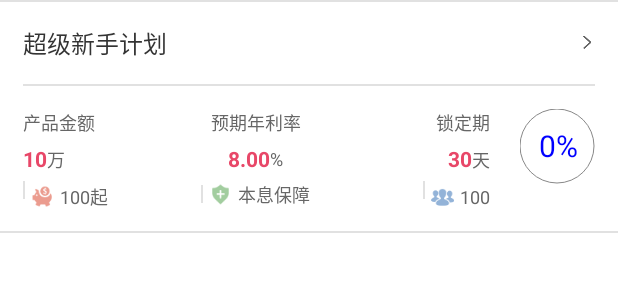
After one commit to ITLiuChuang/P2PInvest1020, an Android app: the layout adapter_invest_all.xml on its own in the app's theme, with its tools: preview values and no code run, on a phone screen of 412 x 824 dp. The commit adds this screen. Shown: the top 300 px of the screen. Run offline under Robolectric (Android 15) with nearby library versions, the phone set to English and light mode, and no system bars.

Commit message:
全部理财页面完成

```diff
--- a/app/src/main/java/com/p2pinvest1020/ui/MyProgress.java
+++ b/app/src/main/java/com/p2pinvest1020/ui/MyProgress.java
@@ -22,7 +22,7 @@ public class MyProgress extends View {
     private Paint paint;
     private int measuredHeight;
     private int measuredWidth;
-    private int roundWidth = 10;
+    private int roundWidth;
     int sweepArc = 60;
     private int roundColor;
     private int sweepColor = Color.RED;
@@ -61,6 +61,9 @@ public class MyProgress extends View {
         sweepArc = array.getInteger(R.styleable.progress_sweepArc, 0);
         roundColor = array.getColor(R.styleable.progress_roundColor, Color.GRAY);
         sweepColor = array.getColor(R.styleable.progress_sweepColor, Color.RED);
+        roundWidth = array.getInteger(R.styleable.progress_roundWidth, 0);
+
+
         array.recycle();
     }
 
@@ -140,4 +143,13 @@ public class MyProgress extends View {
          * */
         postInvalidate();
     }
+    public void setroundWidth(int progress) {
+        roundWidth = progress;
+        /**
+         * invalidate 是在主线程强制刷新
+         * postinvalidate 是在分线程强制刷新
+         * */
+        postInvalidate();
+    }
+
 }
--- /dev/null
+++ b/app/src/main/res/layout/adapter_invest_all.xml
@@ -0,0 +1,264 @@
+<?xml version="1.0" encoding="utf-8"?>
+<LinearLayout xmlns:android="http://schemas.android.com/apk/res/android"
+    xmlns:app="http://schemas.android.com/apk/res-auto"
+    xmlns:atguigu="http://schemas.android.com/tools"
+    android:layout_width="match_parent"
+    android:layout_height="match_parent"
+    android:background="@android:color/white"
+    android:orientation="vertical">
+
+    <View
+        android:layout_width="match_parent"
+        android:layout_height="1dp"
+        android:background="@color/divider_line" />
+
+    <LinearLayout
+        android:layout_width="match_parent"
+        android:layout_height="wrap_content"
+        android:gravity="center_vertical"
+        android:orientation="vertical">
+
+        <LinearLayout
+            android:layout_width="match_parent"
+            android:layout_height="wrap_content"
+            android:orientation="horizontal"
+            android:padding="15dp">
+
+            <TextView
+                android:id="@+id/p_name"
+                android:layout_width="0dp"
+                android:layout_height="wrap_content"
+                android:layout_weight="1"
+                android:text="超级新手计划"
+                android:textColor="#333333"
+                android:textSize="16sp" />
+
+            <ImageView
+                android:layout_width="wrap_content"
+                android:layout_height="wrap_content"
+                android:layout_gravity="center_vertical"
+                android:src="@drawable/right" />
+        </LinearLayout>
+
+        <View
+            android:layout_width="match_parent"
+            android:layout_height="1dp"
+            android:layout_marginLeft="15dp"
+            android:layout_marginRight="15dp"
+            android:background="@color/divider_line" />
+    </LinearLayout>
+
+
+    <LinearLayout
+        android:layout_width="match_parent"
+        android:layout_height="wrap_content"
+        android:orientation="horizontal"
+        android:padding="15dp">
+
+
+        <LinearLayout
+            android:layout_width="0dp"
+            android:layout_height="wrap_content"
+            android:layout_weight="1"
+            android:orientation="vertical">
+
+
+            <LinearLayout
+                android:layout_width="match_parent"
+                android:layout_height="wrap_content"
+                android:orientation="horizontal">
+
+                <TextView
+                    android:layout_width="0dp"
+                    android:layout_height="wrap_content"
+                    android:layout_weight="1"
+                    android:gravity="left"
+                    android:text="产品金额"
+                    android:textColor="@color/product_detail_common"
+                    android:textSize="12sp" />
+
+                <TextView
+                    android:layout_width="0dp"
+                    android:layout_height="wrap_content"
+                    android:layout_weight="1"
+                    android:gravity="center"
+                    android:text="预期年利率"
+                    android:textColor="@color/product_detail_common"
+                    android:textSize="12sp" />
+
+                <TextView
+                    android:layout_width="0dp"
+                    android:layout_height="wrap_content"
+                    android:layout_weight="1"
+                    android:gravity="right"
+                    android:text="锁定期"
+                    android:textColor="@color/product_detail_common"
+                    android:textSize="12sp" />
+            </LinearLayout>
+
+            <LinearLayout
+                android:layout_width="match_parent"
+                android:layout_height="wrap_content"
+                android:layout_marginTop="5dp"
+                android:orientation="horizontal">
+
+
+                <LinearLayout
+                    android:layout_width="0dp"
+                    android:layout_height="wrap_content"
+                    android:layout_weight="1"
+                    android:gravity="left">
+
+                    <TextView
+                        android:id="@+id/p_money"
+                        android:layout_width="wrap_content"
+                        android:layout_height="wrap_content"
+                        android:text="10"
+                        android:textColor="@color/product_red_common"
+                        android:textSize="14sp"
+                        android:textStyle="bold" />
+
+                    <TextView
+                        android:layout_width="wrap_content"
+                        android:layout_height="wrap_content"
+                        android:text="万"
+                        android:textColor="@color/product_detail_common"
+                        android:textSize="12sp" />
+                </LinearLayout>
+
+                <LinearLayout
+                    android:layout_width="0dp"
+                    android:layout_height="wrap_content"
+                    android:layout_weight="1"
+                    android:gravity="center">
+
+                    <TextView
+                        android:id="@+id/p_yearlv"
+                        android:layout_width="wrap_content"
+                        android:layout_height="wrap_content"
+                        android:text="8.00"
+                        android:textColor="@color/product_red_common"
+                        android:textSize="14sp"
+                        android:textStyle="bold" />
+
+                    <TextView
+                        android:layout_width="wrap_content"
+                        android:layout_height="wrap_content"
+                        android:text="%"
+                        android:textColor="@color/product_detail_common"
+                        android:textSize="12sp" />
+                </LinearLayout>
+
+                <LinearLayout
+                    android:layout_width="0dp"
+                    android:layout_height="wrap_content"
+                    android:layout_weight="1"
+                    android:gravity="right">
+
+                    <TextView
+                        android:id="@+id/p_suodingdays"
+                        android:layout_width="wrap_content"
+                        android:layout_height="wrap_content"
+                        android:text="30"
+                        android:textColor="@color/product_red_common"
+                        android:textSize="14sp"
+                        android:textStyle="bold" />
+
+                    <TextView
+                        android:layout_width="wrap_content"
+                        android:layout_height="wrap_content"
+                        android:text="天"
+                        android:textColor="@color/product_detail_common"
+                        android:textSize="12sp" />
+                </LinearLayout>
+            </LinearLayout>
+
+            <LinearLayout
+                android:layout_width="match_parent"
+                android:layout_height="wrap_content"
+                android:layout_marginTop="5dp"
+                android:orientation="horizontal">
+
+                <LinearLayout
+                    android:layout_width="0dp"
+                    android:layout_height="wrap_content"
+                    android:layout_weight="1"
+                    android:gravity="left">
+
+                    <TextView
+                        android:layout_width="1dp"
+                        android:layout_height="12dp"
+                        android:background="@color/divider_line" />
+
+                    <TextView
+                        android:id="@+id/p_minzouzi"
+                        android:layout_width="wrap_content"
+                        android:layout_height="wrap_content"
+                        android:layout_marginLeft="4dp"
+                        android:drawableLeft="@drawable/manage_list_count"
+                        android:drawablePadding="4dp"
+                        android:text="100起"
+                        android:textColor="@color/product_detail_common"
+                        android:textSize="12sp" />
+                </LinearLayout>
+
+                <LinearLayout
+                    android:layout_width="0dp"
+                    android:layout_height="wrap_content"
+                    android:layout_weight="1"
+                    android:gravity="center">
+
+                    <TextView
+                        android:layout_width="1dp"
+                        android:layout_height="12dp"
+                        android:background="@color/divider_line" />
+
+                    <TextView
+                        android:layout_width="wrap_content"
+                        android:layout_height="wrap_content"
+                        android:layout_marginLeft="4dp"
+                        android:drawableLeft="@drawable/manage_list_guarantee"
+                        android:drawablePadding="4dp"
+                        android:text="本息保障"
+                        android:textColor="@color/product_detail_common"
+                        android:textSize="12sp" />
+                </LinearLayout>
+
+                <LinearLayout
+                    android:layout_width="0dp"
+                    android:layout_height="wrap_content"
+                    android:layout_weight="1"
+                    android:gravity="right">
+
+                    <TextView
+                        android:layout_width="1dp"
+                        android:layout_height="12dp"
+                        android:background="@color/divider_line" />
+
+                    <TextView
+                        android:id="@+id/p_minnum"
+                        android:layout_width="wrap_content"
+                        android:layout_height="wrap_content"
+                        android:layout_marginLeft="4dp"
+                        android:drawableLeft="@drawable/manage_list_member"
+                        android:drawablePadding="4dp"
+                        android:text="100"
+                        android:textColor="@color/product_detail_common"
+                        android:textSize="12sp" />
+                </LinearLayout>
+            </LinearLayout>
+        </LinearLayout>
+
+        <com.p2pinvest1020.ui.MyProgress
+            android:id="@+id/p_progresss"
+            android:layout_width="50dp"
+            android:layout_height="50dp"
+            android:layout_marginLeft="20dp"
+            atguigu:roundWidth="20" />
+    </LinearLayout>
+
+    <View
+        android:layout_width="match_parent"
+        android:layout_height="1dp"
+        android:background="@color/divider_line" />
+</LinearLayout>
--- a/app/src/main/res/layout/fragment_home.xml
+++ b/app/src/main/res/layout/fragment_home.xml
@@ -116,7 +116,9 @@
                 android:layout_width="120dp"
                 android:layout_height="120dp"
                 android:layout_marginTop="10dp"
-                atguigu:sweepArc="160" />
+                atguigu:sweepArc="160"
+                atguigu:roundWidth = "10"
+                />
 
 
             <LinearLayout
--- a/app/src/main/res/layout/fragment_invest_all.xml
+++ b/app/src/main/res/layout/fragment_invest_all.xml
@@ -4,8 +4,8 @@
     android:layout_height="match_parent"
     android:orientation="vertical">
 
-    <TextView
+    <ListView
+        android:id="@+id/invest_all_lv"
         android:layout_width="match_parent"
-        android:layout_height="match_parent"
-        android:text="全部理财" />
+        android:layout_height="match_parent" />
 </LinearLayout>
--- a/app/src/main/res/values/attrs.xml
+++ b/app/src/main/res/values/attrs.xml
@@ -5,6 +5,7 @@
         <attr name="sweepColor" format="color"></attr>
         <attr name="roundColor" format="color"></attr>
         <attr name="sweepArc" format="integer"></attr>
+         <attr name="roundWidth" format="integer"></attr>
     </declare-styleable>
 
 </resources>
```
Also changed, not shown: app/src/main/java/com/p2pinvest1020/adapter/InvestAllAdapter.java (added, +94 -0 lines), app/src/main/java/com/p2pinvest1020/bean/InvestAllBean.java (added, +119 -0 lines), app/src/main/java/com/p2pinvest1020/fragment/InvestAllFragment.java (+17 -2 lines), app/src/main/java/com/p2pinvest1020/fragment/InvestFragment.java (+0 -17 lines).
